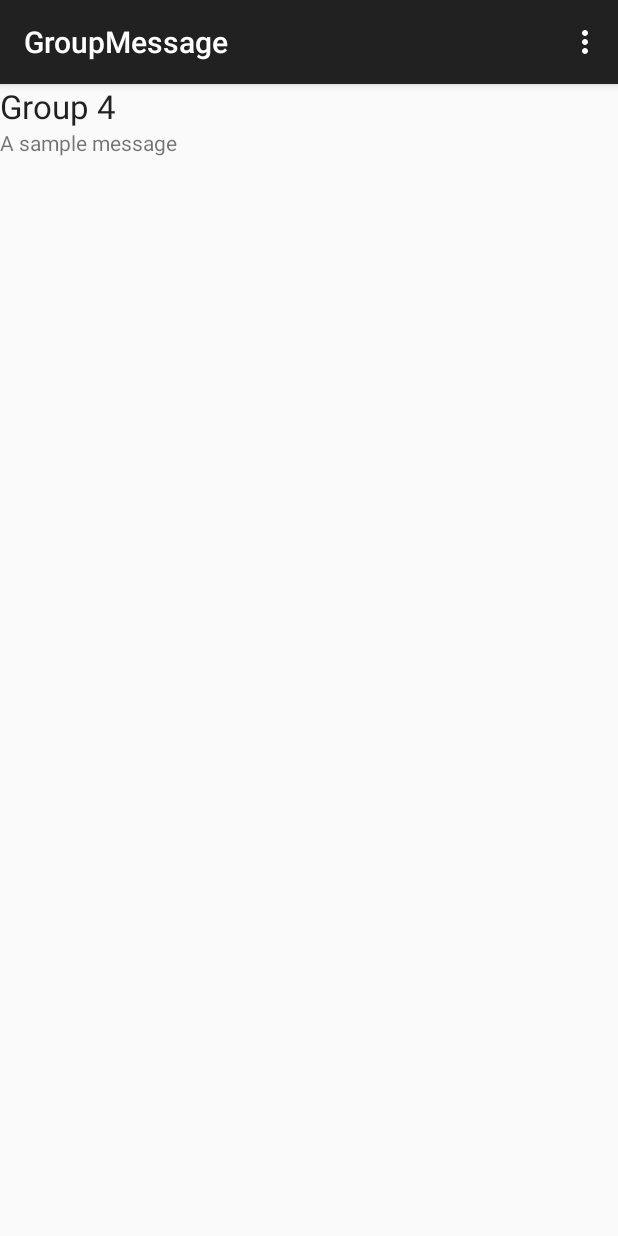
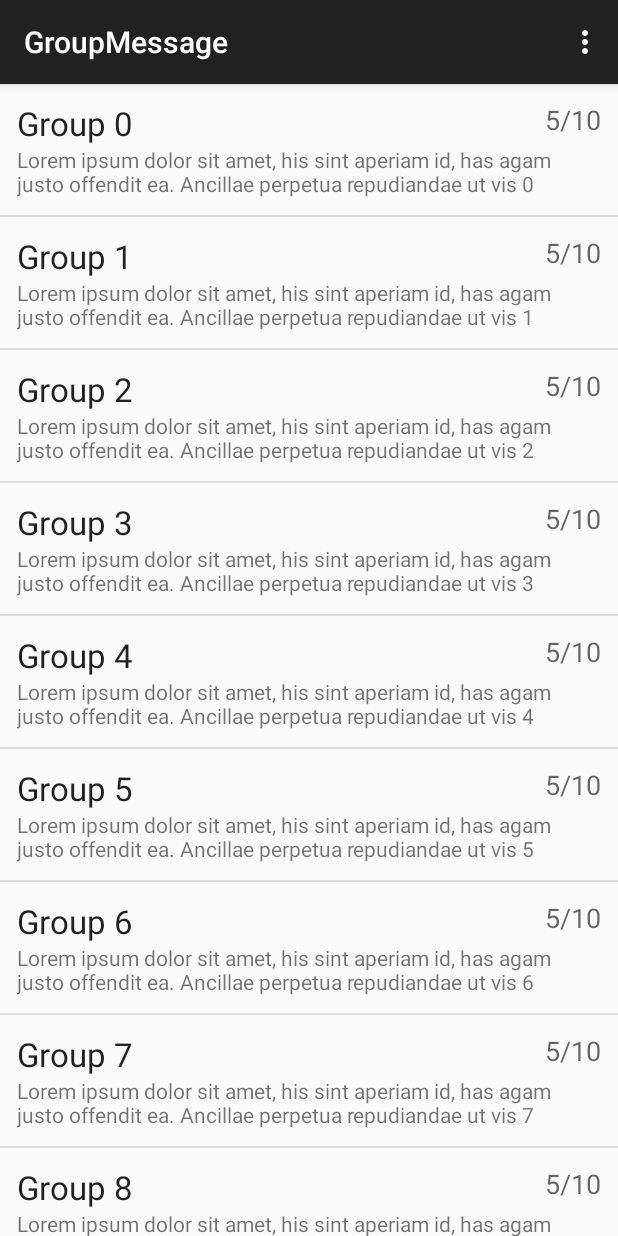
Before and after one commit to vaneyck/group-message, an Android app: the screen it shows after launch (MainActivity), on a phone screen of 412 x 824 dp. Run offline under Robolectric (Android 15) with nearby library versions, the phone set to English and light mode, and no system bars; libraries missing offline, so code that uses them is left out: com.orm; 1 statement that could not run was skipped.

Commit message:
Can list group messages in a pretty way on landing page

```diff
--- a/App/src/main/java/com/vanks/groupmessage/MainActivity.java
+++ b/App/src/main/java/com/vanks/groupmessage/MainActivity.java
@@ -67,9 +67,11 @@ public class MainActivity extends AppCompatActivity implements LoaderManager.Loa
 
 
     private void initialiseUi () {
-        Message testMessage = new Message("A sample message", 4l);
         messageArrayList = new ArrayList<Message>();
-        messageArrayList.add(testMessage);
+        for(int x=0; x< 20;x++) {
+            Message testMessage = new Message("Lorem ipsum dolor sit amet, his sint aperiam id, has agam justo offendit ea. Ancillae perpetua repudiandae ut vis " + x, x + 0L);
+            messageArrayList.add(testMessage);
+        }
         messageListView =  (ListView) findViewById(R.id.messageListView);
         messageListItemArrayAdapter = new MessageListItemArrayAdapter(this, R.layout.landing_page_message_list_item, messageArrayList);
         messageListView.setAdapter(messageListItemArrayAdapter);
--- a/App/src/main/java/com/vanks/groupmessage/arrayadapters/main/MessageListItemArrayAdapter.java
+++ b/App/src/main/java/com/vanks/groupmessage/arrayadapters/main/MessageListItemArrayAdapter.java
@@ -37,6 +37,8 @@ public class MessageListItemArrayAdapter extends ArrayAdapter<Message> {
 			messageRowHolder = new MessageRowHolder();
 			messageRowHolder.groupNameTextView = (TextView) row.findViewById(R.id.groupNameTextView);
 			messageRowHolder.messageSummaryTextView = (TextView) row.findViewById(R.id.messageSummaryTextView);
+			messageRowHolder.messageIdTextView = (TextView) row.findViewById(R.id.messageIdTextView);
+			messageRowHolder.sentMessagesProportionTextView = (TextView) row.findViewById(R.id.sentMessagesProportionTextView);
 			row.setTag(messageRowHolder);
 		} else {
 			messageRowHolder = (MessageRowHolder) row.getTag();
@@ -48,6 +50,6 @@ public class MessageListItemArrayAdapter extends ArrayAdapter<Message> {
 	}
 
 	static class MessageRowHolder {
-		TextView groupNameTextView, messageSummaryTextView;
+		TextView groupNameTextView, messageSummaryTextView, messageIdTextView, sentMessagesProportionTextView;
 	}
 }
--- a/App/src/main/res/layout/landing_page_message_list_item.xml
+++ b/App/src/main/res/layout/landing_page_message_list_item.xml
@@ -1,19 +1,40 @@
 <?xml version="1.0" encoding="utf-8"?>
 <LinearLayout xmlns:android="http://schemas.android.com/apk/res/android"
               android:orientation="vertical"
+              android:padding="5pt"
               android:layout_width="match_parent"
               android:layout_height="match_parent">
 
+    <RelativeLayout
+        android:orientation="horizontal"
+        android:layout_width="match_parent"
+        android:layout_height="wrap_content">
         <TextView
 			android:layout_width="wrap_content"
 			android:layout_height="wrap_content"
+			android:layout_alignParentLeft="true"
 			android:textAppearance="?android:attr/textAppearanceLarge"
 			android:text="Large Text"
 			android:id="@+id/groupNameTextView"/>
         <TextView
 			android:layout_width="wrap_content"
 			android:layout_height="wrap_content"
+			android:layout_alignParentRight="true"
+			android:textAppearance="?android:attr/textAppearanceMedium"
+			android:text="5/10"
+			android:id="@+id/sentMessagesProportionTextView"/>
+    </RelativeLayout>
+    <TextView
+        android:layout_width="wrap_content"
+        android:layout_height="wrap_content"
         android:textAppearance="?android:attr/textAppearanceSmall"
         android:text="Small Text"
         android:id="@+id/messageSummaryTextView"/>
+    <TextView
+        android:layout_width="0pt"
+        android:layout_height="0pt"
+        android:visibility="invisible"
+        android:textAppearance="?android:attr/textAppearanceSmall"
+        android:text="Small Text"
+        android:id="@+id/messageIdTextView"/>
 </LinearLayout>
```
Lines whose indentation alone changed are shown as unchanged.
